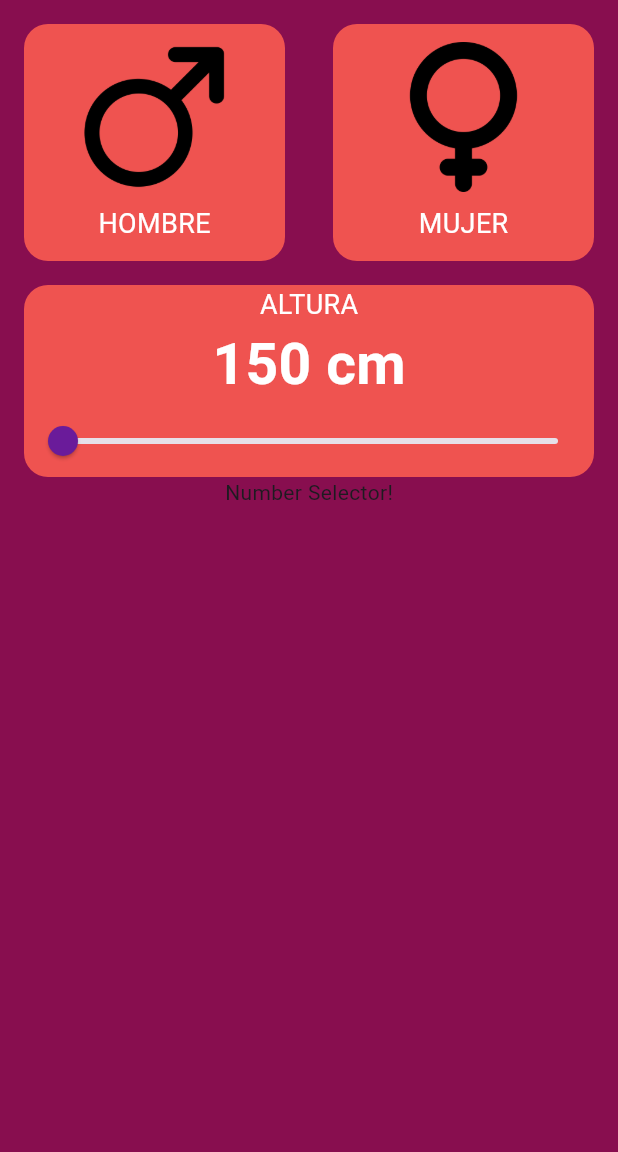
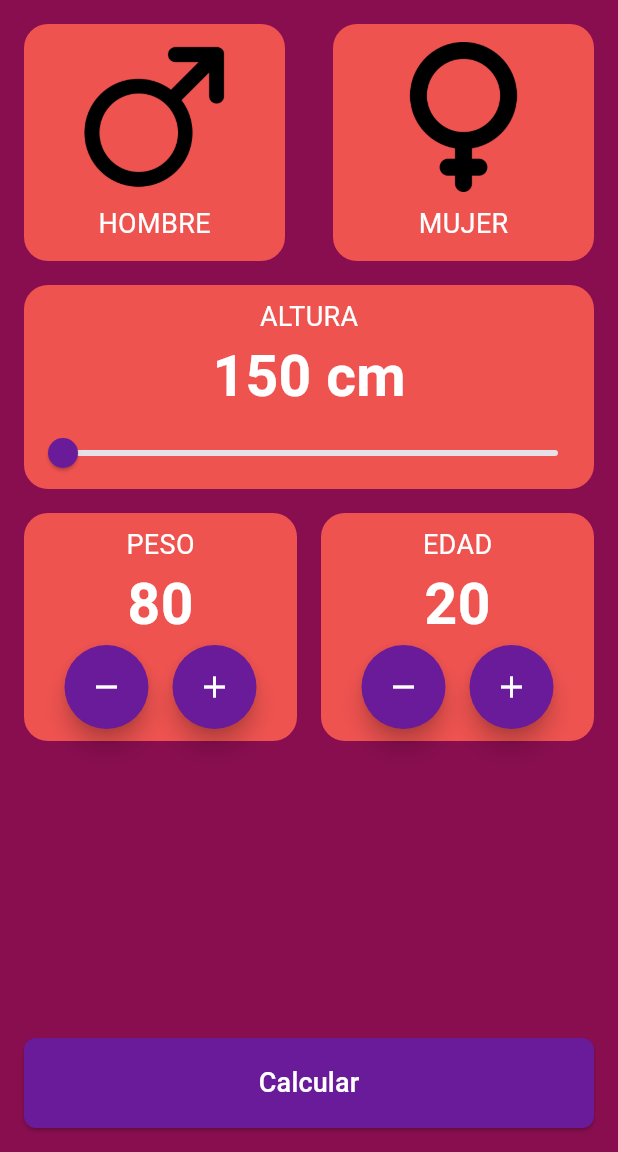
Before and after one commit to GIODIROSA/imc_calculator, a Flutter app: the screen it shows after launch, on a phone screen of 412 x 824 dp, the part 84-1236 px from its top. Run offline on Flutter 3.47's test engine with Material 3 defaults, Android fonts, the phone set to English and light mode, and no system bars.

Commit message:
[ADD] calculate IMC screen

```diff
--- a/lib/components/height_selector.dart
+++ b/lib/components/height_selector.dart
@@ -3,14 +3,26 @@ import 'package:imc_calculator/core/app_colors.dart';
 import 'package:imc_calculator/core/text_styles.dart';
 
 class HeightSelector extends StatefulWidget {
-  const HeightSelector({super.key});
+  final double initialHeight;
+  final Function(double) onHeightChanged;
+  const HeightSelector({
+    super.key,
+    required this.initialHeight,
+    required this.onHeightChanged,
+  });
 
   @override
   State<HeightSelector> createState() => _HeightSelectorState();
 }
 
 class _HeightSelectorState extends State<HeightSelector> {
-  double height = 150; //Altura inicial
+  late double height; //Altura inicial
+
+  @override
+  void initState() {
+    super.initState();
+    height = widget.initialHeight;
+  }
 
   @override
   Widget build(BuildContext context) {
@@ -23,7 +35,10 @@ class _HeightSelectorState extends State<HeightSelector> {
         ),
         child: Column(
           children: [
-            Text("altura".toUpperCase(), style: TextStyles.bodyText),
+            Padding(
+              padding: const EdgeInsets.only(top: 8.0),
+              child: Text("altura".toUpperCase(), style: TextStyles.bodyText),
+            ),
             Text(
               "${height.toStringAsFixed(0)} cm",
               style: TextStyle(
@@ -38,6 +53,7 @@ class _HeightSelectorState extends State<HeightSelector> {
                 setState(() {
                   height = newHeight;
                 });
+                widget.onHeightChanged(newHeight);
               },
               min: 150,
               max: 220,
--- a/lib/components/number_selector.dart
+++ b/lib/components/number_selector.dart
@@ -1,8 +1,20 @@
-
-import 'package:flutter/cupertino.dart';
+import 'package:flutter/material.dart';
+import 'package:imc_calculator/core/app_colors.dart';
+import 'package:imc_calculator/core/decoration_container.dart';
+import 'package:imc_calculator/core/text_styles.dart';
 
 class NumberSelector extends StatefulWidget {
-  const NumberSelector({super.key});
+  final String title;
+  final int value;
+  final Function() onIncrement;
+  final Function() onDecrement;
+  const NumberSelector({
+    super.key,
+    required this.title,
+    required this.value,
+    required this.onIncrement,
+    required this.onDecrement
+  });
 
   @override
   State<NumberSelector> createState() => _NumberSelectorState();
@@ -11,10 +23,44 @@ class NumberSelector extends StatefulWidget {
 class _NumberSelectorState extends State<NumberSelector> {
   @override
   Widget build(BuildContext context) {
-    return Column(
-      children: [
-        Text("Number Selector!")
-      ],
+    return Container(
+      decoration: AppDecorations.backgroundComponent,
+      child: Padding(
+        padding: const EdgeInsets.all(8.0),
+        child: Column(
+          children: [
+            Text(widget.title.toUpperCase(), style: TextStyles.bodyText),
+            Text(
+              widget.value.toString(),
+              style: TextStyle(
+                color: Colors.white,
+                fontSize: 38,
+                fontWeight: FontWeight.bold,
+              ),
+            ),
+            Row(
+              mainAxisAlignment: MainAxisAlignment.center,
+              children: [
+                FloatingActionButton(
+                  heroTag: null,
+                  onPressed: widget.onDecrement,
+                  shape: CircleBorder(),
+                  backgroundColor: AppColors.primary,
+                  child: Icon(Icons.remove, color: Colors.white),
+                ),
+                SizedBox(width: 16),
+                FloatingActionButton(
+                  heroTag: null,
+                  onPressed: widget.onIncrement,
+                  shape: CircleBorder(),
+                  backgroundColor: AppColors.primary,
+                  child: Icon(Icons.add, color: Colors.white),
+                ),
+              ],
+            ),
+          ],
+        ),
+      ),
     );
   }
 }
--- /dev/null
+++ b/lib/core/decoration_container.dart
@@ -0,0 +1,9 @@
+import 'package:flutter/material.dart';
+import 'package:imc_calculator/core/app_colors.dart';
+
+class AppDecorations {
+  static BoxDecoration get backgroundComponent => BoxDecoration(
+    color: AppColors.backgroundComponent,
+    borderRadius: BorderRadius.circular(16),
+  );
+}
--- a/lib/screens/imc_home_screen.dart
+++ b/lib/screens/imc_home_screen.dart
@@ -2,6 +2,9 @@ import 'package:flutter/material.dart';
 import 'package:imc_calculator/components/gender_selector.dart';
 import 'package:imc_calculator/components/height_selector.dart';
 import 'package:imc_calculator/components/number_selector.dart';
+import 'package:imc_calculator/core/app_colors.dart';
+import 'package:imc_calculator/core/text_styles.dart';
+import 'package:imc_calculator/screens/imc_result_screen.dart';
 
 class ImcHomeScreen extends StatefulWidget {
   const ImcHomeScreen({super.key});
@@ -11,15 +14,95 @@ class ImcHomeScreen extends StatefulWidget {
 }
 
 class _ImcHomeScreenState extends State<ImcHomeScreen> {
+  int selectedAge = 20;
+  int selectedWeight = 80;
+  double selectedHeight = 150.0;
+
   @override
   Widget build(BuildContext context) {
     return Column(
       children: [
         GenderSelector(),
-        HeightSelector(),
-        NumberSelector()
+        HeightSelector(
+          initialHeight: selectedHeight,
+          onHeightChanged: (newHeight) {
+            setState(() {
+              selectedHeight = newHeight;
+            });
+          },
+        ),
+        Padding(
+          padding: const EdgeInsets.all(16),
+          child: Row(
+            children: [
+              Expanded(
+                child: NumberSelector(
+                  title: "peso",
+                  value: selectedWeight,
+                  onIncrement: () {
+                    setState(() {
+                      selectedWeight++;
+                    });
+                  },
+                  onDecrement: () {
+                    if (selectedWeight > 0) {
+                      setState(() {
+                        selectedWeight--;
+                      });
+                    }
+                  },
+                ),
+              ),
+              SizedBox(width: 16),
+              Expanded(
+                child: NumberSelector(
+                  title: "edad",
+                  value: selectedAge,
+                  onIncrement: () {
+                    setState(() {
+                      selectedAge++;
+                    });
+                  },
+                  onDecrement: () {
+                    if (selectedAge > 0) {
+                      setState(() {
+                        selectedAge--;
+                      });
+                    }
+                  },
+                ),
+              ),
+            ],
+          ),
+        ),
+        Spacer(),
+        Padding(
+          padding: const EdgeInsets.all(16),
+          child: SizedBox(
+            height: 60,
+            width: double.infinity,
+            child: ElevatedButton(
+              onPressed: () {
+                Navigator.push(context, MaterialPageRoute(
+                  builder: (context) => ImcResultScreen(
+                    weight: selectedWeight,
+                    height: selectedHeight,
+                  )
+                ));
+              },
+              style: ButtonStyle(
+                shape: WidgetStateProperty.all(
+                  RoundedRectangleBorder(
+                    borderRadius: BorderRadius.circular(8),
+                  ),
+                ),
+                backgroundColor: WidgetStateProperty.all(AppColors.primary),
+              ),
+              child: Text("Calcular", style: TextStyles.bodyText),
+            ),
+          ),
+        ),
       ],
     );
-
   }
 }
```
Also changed, not shown: lib/screens/imc_result_screen.dart (added, +82 -0 lines).
